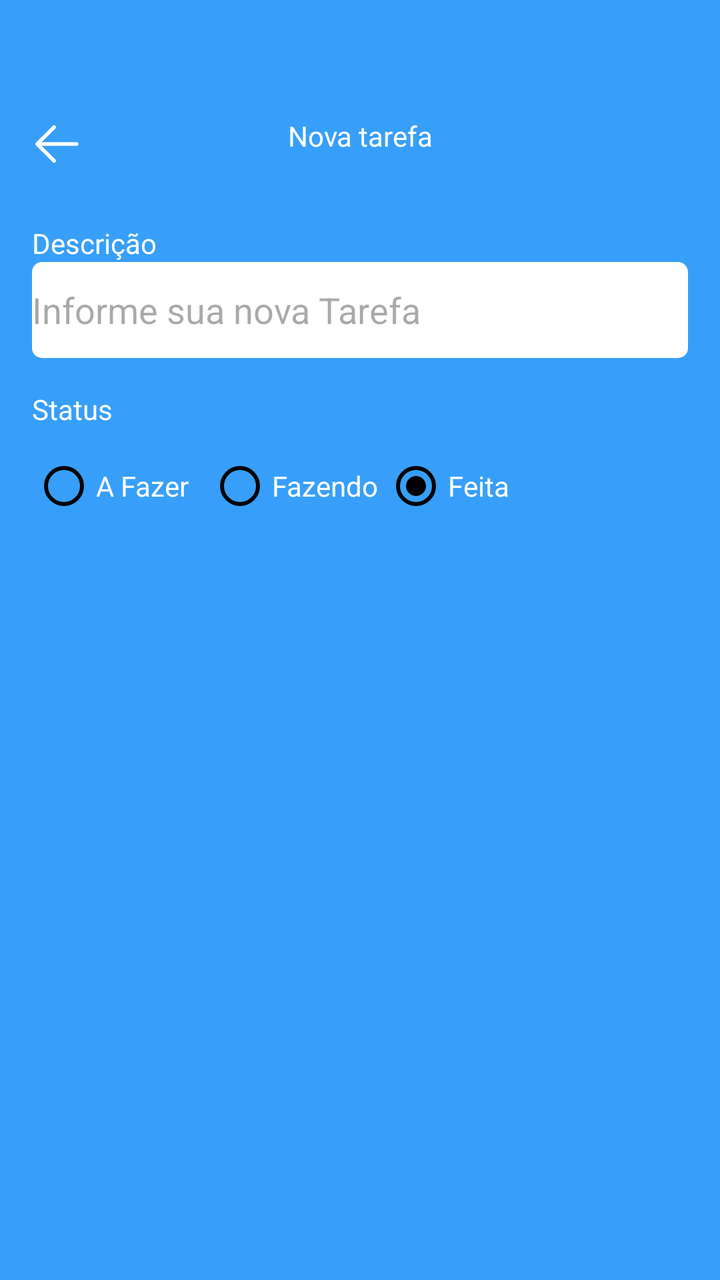
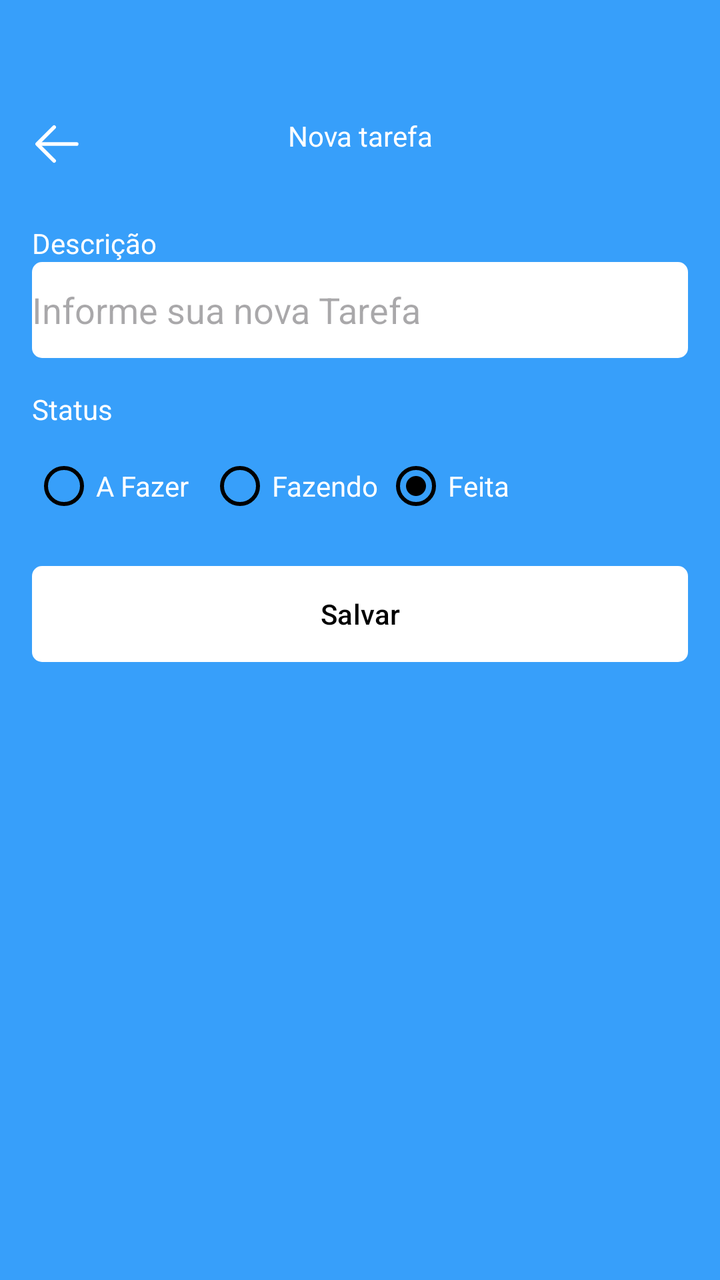

Two renders of the same Android screen: before a commit and after it. Below are the layout's source before the change and the commit's diff.
<!-- AndroidManifest.xml: application theme Theme.Task -->
<!-- res/layout/fragment_form_task.xml -->
<?xml version="1.0" encoding="utf-8"?>
<ScrollView xmlns:android="http://schemas.android.com/apk/res/android"
    xmlns:tools="http://schemas.android.com/tools"
    android:layout_width="match_parent"
    android:layout_height="match_parent"
    xmlns:app="http://schemas.android.com/apk/res-auto"
    tools:context=".ui.FormTaskFragment">

    <LinearLayout
        android:layout_width="match_parent"
        android:layout_height="wrap_content"
        android:orientation="vertical">

        <com.google.android.material.appbar.MaterialToolbar
            android:layout_width="match_parent"
            android:layout_height="wrap_content"
            android:id="@+id/toolbar"
            app:navigationIcon="@drawable/ic_back"
            android:paddingTop="40dp">

            <TextView
                android:layout_width="wrap_content"
                android:layout_height="wrap_content"
                android:text="Nova tarefa"
                android:textColor="@color/white"
                android:layout_gravity="center_horizontal"/>

        </com.google.android.material.appbar.MaterialToolbar>

        <androidx.constraintlayout.widget.ConstraintLayout
            android:layout_width="match_parent"
            android:layout_height="match_parent"
            android:padding="16dp">

            <TextView
                android:id="@+id/textView"
                android:layout_width="wrap_content"
                android:layout_height="wrap_content"
                android:text="Descrição"
                android:textColor="@android:color/white"
                app:layout_constraintStart_toStartOf="parent"
                app:layout_constraintTop_toTopOf="parent" />

            <EditText
                android:id="@+id/editTextDescricao"
                android:layout_width="match_parent"
                android:layout_height="48dp"
                android:background="@drawable/bg_edit_text"
                android:hint="Informe sua nova Tarefa"
                app:layout_constraintEnd_toEndOf="parent"
                app:layout_constraintStart_toStartOf="parent"
                app:layout_constraintTop_toBottomOf="@+id/textView" />

            <TextView
                android:id="@+id/textViewStatus"
                android:layout_width="wrap_content"
                android:layout_height="wrap_content"
                android:layout_marginTop="16dp"
                android:text="Status"
                android:textColor="@color/white"
                app:layout_constraintStart_toStartOf="parent"
                app:layout_constraintTop_toBottomOf="@+id/editTextDescricao" />

            <RadioGroup
                android:layout_width="match_parent"
                android:layout_height="wrap_content"
                android:layout_marginTop="5dp"
                android:orientation="horizontal"
                android:id="@+id/radioGroup"
                app:layout_constraintEnd_toEndOf="parent"
                app:layout_constraintStart_toStartOf="parent"
                app:layout_constraintTop_toBottomOf="@+id/textViewStatus">
                <RadioButton
                    android:layout_width="88dp"
                    android:layout_height="48dp"
                    android:buttonTint="@color/black"
                    android:id="@+id/rbTodo"
                    android:text="A Fazer"
                    android:checked="true"
                    android:theme="@style/MyRadioButton"
                    android:textColor="@color/white" />
                <RadioButton
                    android:layout_width="88dp"
                    android:layout_height="48dp"
                    android:buttonTint="@color/black"
                    android:id="@+id/rbDoing"
                    android:text="Fazendo"
                    android:checked="true"
                    android:theme="@style/MyRadioButton"
                    android:textColor="@color/white" />
                <RadioButton
                    android:layout_width="88dp"
                    android:layout_height="48dp"
                    android:buttonTint="@color/black"
                    android:id="@+id/rbDone"
                    android:text="Feita"
                    android:checked="true"
                    android:theme="@style/MyRadioButton"
                    android:textColor="@color/white" />
            </RadioGroup>

            <com.google.android.material.button.MaterialButton
                android:id="@+id/buttonSave"
                android:layout_width="match_parent"
                android:layout_height="wrap_content"
                android:layout_marginTop="16dp"
                android:background="@drawable/bg_btn"
                android:text="Salvar"
                android:textAllCaps="false"
                android:textColor="@color/color_default"
                android:backgroundTint="@null"
                tools:layout_editor_absoluteX="16dp"
                tools:layout_editor_absoluteY="221dp"
                app:layout_constraintEnd_toEndOf="parent"
                app:layout_constraintStart_toStartOf="parent"
                app:layout_constraintTop_toBottomOf="@+id/radioGroup"/>

            <ProgressBar
                android:layout_width="wrap_content"
                android:layout_height="wrap_content"
                android:id="@+id/progressBar"
                android:layout_marginTop="8dp"
                android:layout_gravity="center"
                android:indeterminateTint="@color/white"
                android:visibility="invisible"
                tools:layout_editor_absoluteX="152dp"
                tools:layout_editor_absoluteY="278dp"
                tools:visibility="visible"
                app:layout_constraintEnd_toEndOf="parent"
                app:layout_constraintStart_toStartOf="parent"
                app:layout_constraintTop_toBottomOf="@+id/buttonSave"/>



        </androidx.constraintlayout.widget.ConstraintLayout>

    </LinearLayout>

</ScrollView>
<!-- resources referenced by this layout -->
<resources>
  <color name="black">#FF000000</color>
  <color name="color_default">#379FFA</color>
  <color name="white">#FFFFFFFF</color>
  <!-- drawable bg_btn (drawable) -->
  <?xml version="1.0" encoding="utf-8"?>
  <shape xmlns:android="http://schemas.android.com/apk/res/android"
      android:shape="rectangle">
  
      <solid android:color="@color/white"/>
      <corners android:radius="5dp"/>
  
  </shape>
  <!-- drawable bg_edit_text (drawable) -->
  <?xml version="1.0" encoding="utf-8"?>
  <shape xmlns:android="http://schemas.android.com/apk/res/android"
      android:shape="rectangle">
  
      <solid android:color="@color/white"/>
      <corners android:radius="5dp"/>
  
  </shape>
  <!-- drawable ic_back (drawable) -->
  <vector xmlns:android="http://schemas.android.com/apk/res/android"
      android:width="30dp"
      android:height="30dp"
      android:viewportWidth="1024"
      android:viewportHeight="1024">
    <path
        android:pathData="M224,480h640a32,32 0,1 1,0 64H224a32,32 0,0 1,0 -64z"
        android:fillColor="#FFFFFF"/>
    <path
        android:pathData="m237.2,512 l265.4,265.3a32,32 0,0 1,-45.3 45.3l-288,-288a32,32 0,0 1,0 -45.3l288,-288a32,32 0,1 1,45.3 45.3L237.2,512z"
        android:fillColor="#FFFFFF"/>
  </vector>
  <style name="MyRadioButton" parent="Theme.AppCompat.Light">
          <item name="colorControlNormal">@color/black</item>
          <item name="colorControlActivated">@color/green</item>
      </style>
  <style name="Theme.Task" parent="Base.Theme.Task" />
  <color name="green">#88e788</color>
  <style name="Base.Theme.Task" parent="Theme.Material3.DayNight.NoActionBar">
          
          <item name="colorPrimary">@color/color_default</item>
          <item name="colorPrimaryVariant">@color/color_default</item>
          <item name="android:windowBackground">@color/color_default</item>
      </style>
</resources>

<!-- the commit's change to res/layout/fragment_form_task.xml (unified diff, before → after) -->
@@ -107,8 +107,8 @@
                 android:background="@drawable/bg_btn"
                 android:text="Salvar"
                 android:textAllCaps="false"
-                android:textColor="@color/color_default"
-                android:backgroundTint="@null"
+                app:backgroundTint="@color/white"
+                android:textColor="@color/black"
                 tools:layout_editor_absoluteX="16dp"
                 tools:layout_editor_absoluteY="221dp"
                 app:layout_constraintEnd_toEndOf="parent"
